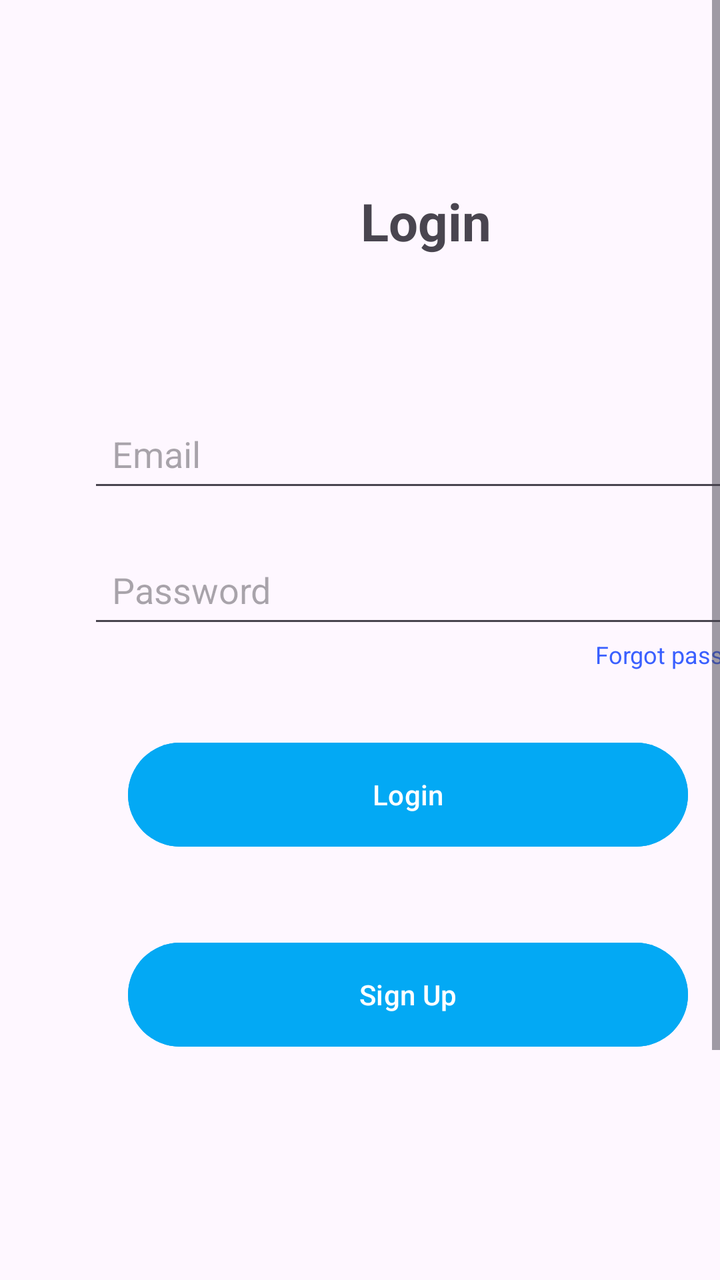
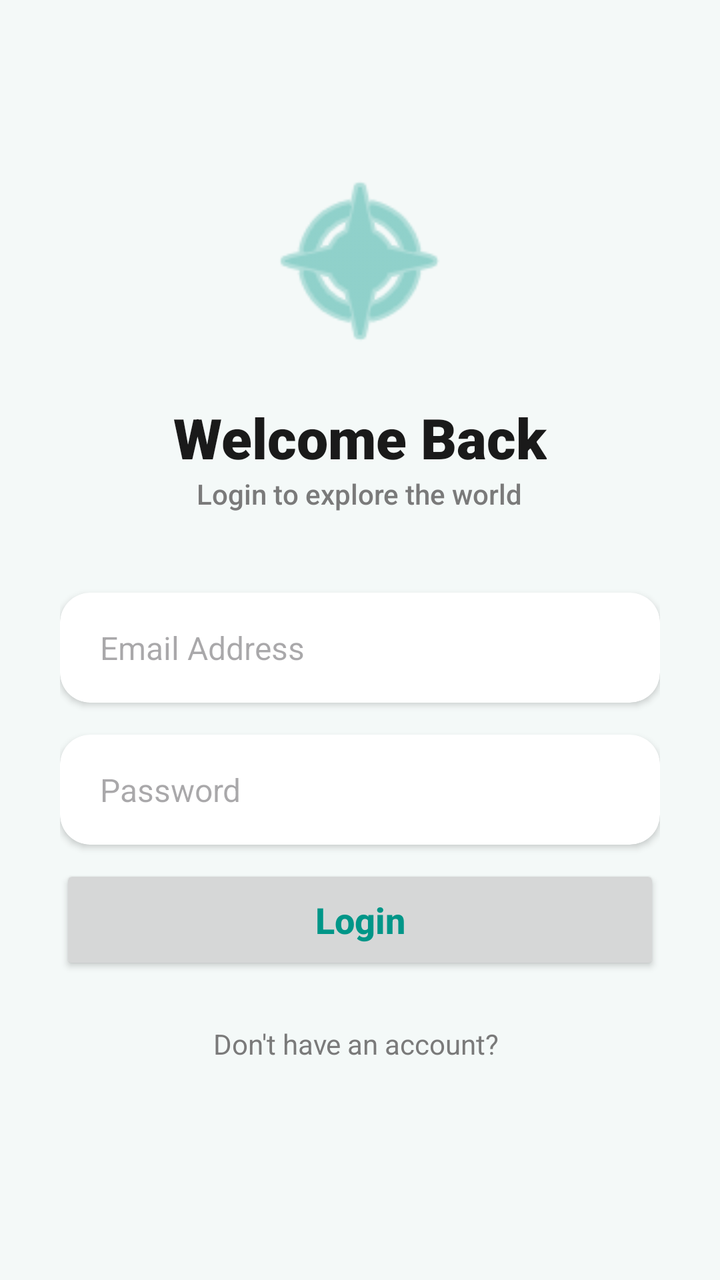

Compare the two renders of this Android layout. The source of the first and the diff that turns it into the second are given below.
<!-- AndroidManifest.xml: application theme Theme.Larafinal -->
<!-- res/layout/activity_login.xml -->
<?xml version="1.0" encoding="utf-8"?>
<ScrollView
    xmlns:android="http://schemas.android.com/apk/res/android"
    xmlns:app="http://schemas.android.com/apk/res-auto"
    xmlns:tools="http://schemas.android.com/tools"
    android:id="@+id/scroll_login"
    android:layout_width="match_parent"
    android:layout_height="match_parent"
    android:fillViewport="true">

    <androidx.constraintlayout.widget.ConstraintLayout
        android:layout_width="409dp"
        android:layout_height="729dp"
        android:padding="24dp"
        tools:layout_editor_absoluteX="1dp"
        tools:layout_editor_absoluteY="1dp">

        
        <LinearLayout
            android:layout_width="390dp"
            android:layout_height="728dp"
            android:layout_marginTop="4dp"
            android:orientation="vertical"
            android:padding="20dp"
            app:layout_constraintTop_toTopOf="parent"
            tools:ignore="MissingConstraints"
            tools:layout_editor_absoluteX="-15dp">

            

            <TextView
                android:id="@+id/tv_login_title"
                android:layout_width="338dp"
                android:layout_height="125dp"
                android:gravity="center"
                android:paddingTop="8dp"
                android:paddingBottom="8dp"
                android:text="Login"
                android:textSize="26sp"
                android:textStyle="bold" />

            <EditText
                android:id="@+id/et_login_email"
                android:layout_width="match_parent"
                android:layout_height="48dp"
                android:layout_marginTop="30dp"
                android:layout_marginBottom="20dp"
                android:hint="Email "
                android:inputType="textEmailAddress"
                android:padding="12dp" />

            

            <EditText
                android:id="@+id/et_login_password"
                android:layout_width="match_parent"
                android:layout_height="48dp"
                android:hint="Password"
                android:inputType="textPassword"
                android:padding="12dp" />

            <TextView
                android:id="@+id/tv_forgot"
                android:layout_width="wrap_content"
                android:layout_height="wrap_content"
                android:layout_gravity="end"
                android:paddingBottom="12dp"
                android:text="Forgot password?"
                android:textColor="@color/blue_accent"
                android:textSize="12sp" />


            <Button
                android:id="@+id/btnLogin"
                android:layout_width="280dp"
                android:layout_height="60dp"
                android:layout_margin="20dp"
                android:layout_marginBottom="12dp"
                android:backgroundTint="#03A9F4"
                android:text="Login"
                android:textAllCaps="false"
                android:textColor="@color/white" />

            <Button
                android:id="@+id/btnSignUp"
                android:layout_width="280dp"
                android:layout_height="60dp"
                android:layout_margin="20dp"
                android:layout_marginBottom="12dp"
                android:backgroundTint="#03A9F4"
                android:text="Sign Up"
                android:textAllCaps="false"
                android:textColor="@color/white" />

        </LinearLayout>

        

    </androidx.constraintlayout.widget.ConstraintLayout>
</ScrollView>
<!-- resources referenced by this layout -->
<resources>
  <color name="blue_accent">#3A60FF</color>
  <color name="white">#FFFFFFFF</color>
  <style name="Theme.Larafinal" parent="Base.Theme.Larafinal" />
  <style name="Base.Theme.Larafinal" parent="Theme.Material3.DayNight.NoActionBar">
          
          
      </style>
</resources>

<!-- the commit's change to res/layout/activity_login.xml (unified diff, before → after) -->
@@ -1,100 +1,109 @@
 <?xml version="1.0" encoding="utf-8"?>
-<ScrollView
-    xmlns:android="http://schemas.android.com/apk/res/android"
+<androidx.coordinatorlayout.widget.CoordinatorLayout xmlns:android="http://schemas.android.com/apk/res/android"
     xmlns:app="http://schemas.android.com/apk/res-auto"
     xmlns:tools="http://schemas.android.com/tools"
-    android:id="@+id/scroll_login"
+    android:id="@+id/tvforgot"
     android:layout_width="match_parent"
     android:layout_height="match_parent"
-    android:fillViewport="true">
+    android:background="#F4F9F8"
+    tools:context=".LoginActivity">
 
-    <androidx.constraintlayout.widget.ConstraintLayout
-        android:layout_width="409dp"
-        android:layout_height="729dp"
-        android:padding="24dp"
-        tools:layout_editor_absoluteX="1dp"
-        tools:layout_editor_absoluteY="1dp">
+    <LinearLayout
+        android:layout_width="match_parent"
+        android:layout_height="match_parent"
+        android:gravity="center_horizontal"
+        android:orientation="vertical"
+        android:padding="30dp">
 
-        
+        <ImageView
+            android:layout_width="100dp"
+            android:layout_height="100dp"
+            android:layout_marginTop="50dp"
+            android:src="@android:drawable/ic_menu_compass"
+            app:tint="#4DB6AC" />
+
+        <TextView
+            android:layout_width="wrap_content"
+            android:layout_height="wrap_content"
+            android:layout_marginTop="20dp"
+            android:fontFamily="sans-serif-black"
+            android:text="Welcome Back"
+            android:textColor="#1A1A1A"
+            android:textSize="28sp"
+            android:textStyle="bold" />
+
+        <TextView
+            android:layout_width="wrap_content"
+            android:layout_height="wrap_content"
+            android:layout_marginBottom="40dp"
+            android:fontFamily="sans-serif-medium"
+            android:text="Login to explore the world"
+            android:textColor="#7A7A7A"
+            android:textSize="14sp" />
+
+        <androidx.cardview.widget.CardView
+            android:layout_width="match_parent"
+            android:layout_height="wrap_content"
+            android:layout_marginBottom="16dp"
+            app:cardCornerRadius="15dp"
+            app:cardElevation="2dp">
+
+            <EditText
+                android:id="@+id/etEmail"
+                android:layout_width="match_parent"
+                android:layout_height="55dp"
+                android:background="@android:color/transparent"
+                android:hint="Email Address"
+                android:inputType="textEmailAddress"
+                android:paddingStart="20dp"
+                android:paddingEnd="20dp"
+                android:textSize="16sp" />
+        </androidx.cardview.widget.CardView>
+
+        <androidx.cardview.widget.CardView
+            android:layout_width="match_parent"
+            android:layout_height="wrap_content"
+            android:layout_marginBottom="10dp"
+            app:cardCornerRadius="15dp"
+            app:cardElevation="2dp">
+
+            <EditText
+                android:id="@+id/etPassword"
+                android:layout_width="match_parent"
+                android:layout_height="55dp"
+                android:background="@android:color/transparent"
+                android:hint="Password"
+                android:inputType="textPassword"
+                android:paddingStart="20dp"
+                android:paddingEnd="20dp"
+                android:textSize="16sp" />
+        </androidx.cardview.widget.CardView>
+
+        <androidx.appcompat.widget.AppCompatButton
+            android:id="@+id/btnLogin"
+            android:layout_width="match_parent"
+            android:layout_height="55dp"
+            android:text="Login"
+            android:textAllCaps="false"
+            android:textColor="#009688"
+            android:textSize="18sp"
+            android:textStyle="bold" />
+
         <LinearLayout
-            android:layout_width="390dp"
-            android:layout_height="728dp"
-            android:layout_marginTop="4dp"
-            android:orientation="vertical"
-            android:padding="20dp"
-            app:layout_constraintTop_toTopOf="parent"
-            tools:ignore="MissingConstraints"
-            tools:layout_editor_absoluteX="-15dp">
-
-            
+            android:layout_width="wrap_content"
+            android:layout_height="wrap_content"
+            android:layout_marginTop="25dp"
+            android:orientation="horizontal">
 
             <TextView
-                android:id="@+id/tv_login_title"
-                android:layout_width="338dp"
-                android:layout_height="125dp"
-                android:gravity="center"
-                android:paddingTop="8dp"
-                android:paddingBottom="8dp"
-                android:text="Login"
-                android:textSize="26sp"
-                android:textStyle="bold" />
-
-            <EditText
-                android:id="@+id/et_login_email"
-                android:layout_width="match_parent"
-                android:layout_height="48dp"
-                android:layout_marginTop="30dp"
-                android:layout_marginBottom="20dp"
-                android:hint="Email "
-                android:inputType="textEmailAddress"
-                android:padding="12dp" />
-
-            
-
-            <EditText
-                android:id="@+id/et_login_password"
-                android:layout_width="match_parent"
-                android:layout_height="48dp"
-                android:hint="Password"
-                android:inputType="textPassword"
-                android:padding="12dp" />
-
-            <TextView
-                android:id="@+id/tv_forgot"
+                android:id="@+id/tvAsk"
                 android:layout_width="wrap_content"
                 android:layout_height="wrap_content"
-                android:layout_gravity="end"
-                android:paddingBottom="12dp"
-                android:text="Forgot password?"
-                android:textColor="@color/blue_accent"
-                android:textSize="12sp" />
-
-
-            <Button
-                android:id="@+id/btnLogin"
-                android:layout_width="280dp"
-                android:layout_height="60dp"
-                android:layout_margin="20dp"
-                android:layout_marginBottom="12dp"
-                android:backgroundTint="#03A9F4"
-                android:text="Login"
-                android:textAllCaps="false"
-                android:textColor="@color/white" />
-
-            <Button
-                android:id="@+id/btnSignUp"
-                android:layout_width="280dp"
-                android:layout_height="60dp"
-                android:layout_margin="20dp"
-                android:layout_marginBottom="12dp"
-                android:backgroundTint="#03A9F4"
-                android:text="Sign Up"
-                android:textAllCaps="false"
-                android:textColor="@color/white" />
+                android:text="Don't have an account? "
+                android:textColor="#7A7A7A" />
 
         </LinearLayout>
 
-        
+    </LinearLayout>
 
-    </androidx.constraintlayout.widget.ConstraintLayout>
-</ScrollView>
+</androidx.coordinatorlayout.widget.CoordinatorLayout>
<!-- resource entries referenced after the edit -->
@@ -1,7 +1,5 @@
 <!-- resources referenced by this layout -->
 <resources>
-  <color name="blue_accent">#3A60FF</color>
-  <color name="white">#FFFFFFFF</color>
   <style name="Theme.Larafinal" parent="Base.Theme.Larafinal" />
   <style name="Base.Theme.Larafinal" parent="Theme.Material3.DayNight.NoActionBar">
           
